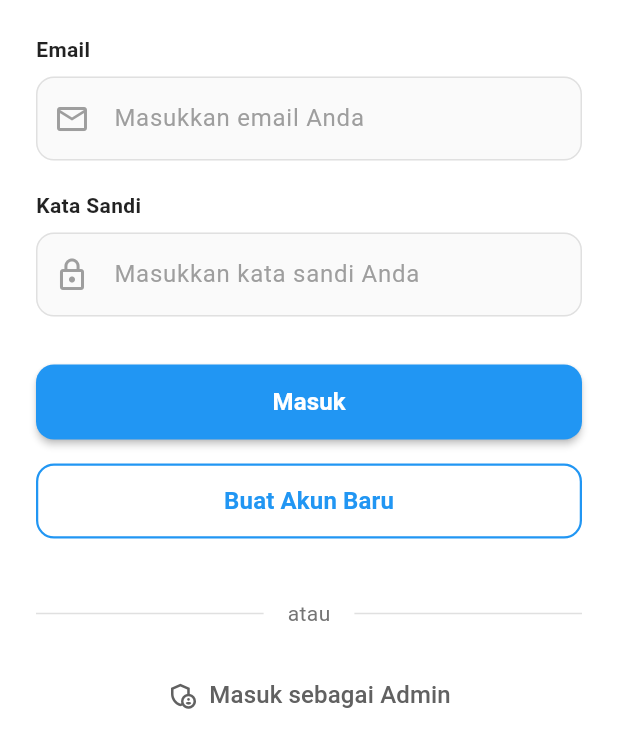
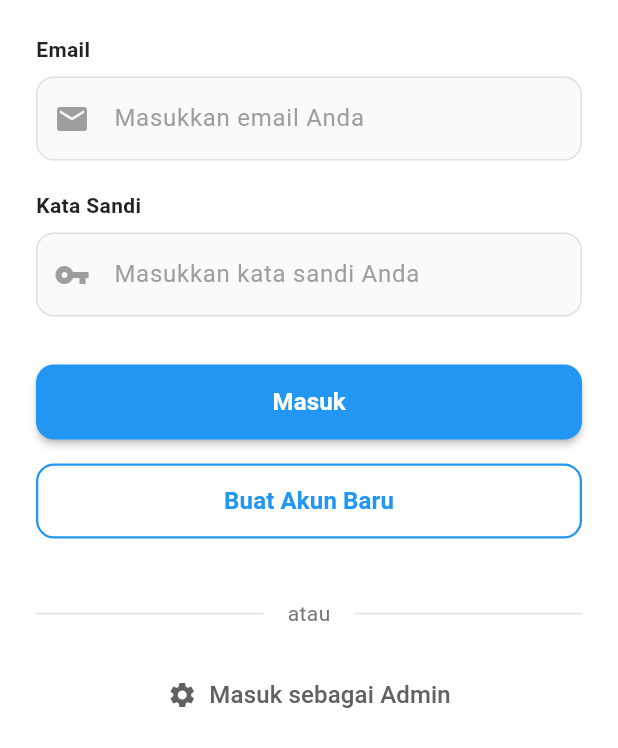
Before and after one commit to alifahfwzy/alianta_gostay, a Flutter app: the screen it shows after launch, after a tap on "Masuk", on a phone screen of 412 x 824 dp. Shown: the part 291-1039 px from the top of the screen. Run offline on Flutter 3.47's test engine with Material 3 defaults, Android fonts, the light colour scheme and no system bars.

Commit message:
perbaikan lagi

```diff
--- a/lib/explore_page.dart
+++ b/lib/explore_page.dart
@@ -97,17 +97,17 @@ class _ExplorePageState extends State<ExplorePage> {
         unselectedItemColor: Colors.grey,
         items: const [
           BottomNavigationBarItem(
-            icon: Icon(Icons.home_outlined),
+            icon: Icon(Icons.home),
             activeIcon: Icon(Icons.home),
             label: 'Beranda',
           ),
           BottomNavigationBarItem(
-            icon: Icon(Icons.search_outlined),
+            icon: Icon(Icons.search),
             activeIcon: Icon(Icons.search),
             label: 'Cari',
           ),
           BottomNavigationBarItem(
-            icon: Icon(Icons.person_outline),
+            icon: Icon(Icons.person),
             activeIcon: Icon(Icons.person),
             label: 'Profil',
           ),
--- a/lib/login_user.dart
+++ b/lib/login_user.dart
@@ -65,10 +65,7 @@ class _LoginUserState extends State<LoginUser> {
                     SizedBox(height: 8),
                     Text(
                       'Masuk ke akun Anda untuk melanjutkan',
-                      style: TextStyle(
-                        fontSize: 16,
-                        color: Colors.grey,
-                      ),
+                      style: TextStyle(fontSize: 16, color: Colors.grey),
                       textAlign: TextAlign.center,
                     ),
                   ],
@@ -98,10 +95,7 @@ class _LoginUserState extends State<LoginUser> {
                       hintStyle: TextStyle(color: Colors.grey[500]),
                       filled: true,
                       fillColor: Colors.grey[50],
-                      prefixIcon: Icon(
-                        Icons.email_outlined,
-                        color: Colors.grey[500],
-                      ),
+                      prefixIcon: Icon(Icons.mail, color: Colors.grey[500]),
                       border: OutlineInputBorder(
                         borderRadius: BorderRadius.circular(12),
                         borderSide: BorderSide(color: Colors.grey[300]!),
@@ -112,7 +106,10 @@ class _LoginUserState extends State<LoginUser> {
                       ),
                       focusedBorder: OutlineInputBorder(
                         borderRadius: BorderRadius.circular(12),
-                        borderSide: const BorderSide(color: Colors.blue, width: 2),
+                        borderSide: const BorderSide(
+                          color: Colors.blue,
+                          width: 2,
+                        ),
                       ),
                       contentPadding: const EdgeInsets.symmetric(
                         horizontal: 16,
@@ -146,10 +143,7 @@ class _LoginUserState extends State<LoginUser> {
                       hintStyle: TextStyle(color: Colors.grey[500]),
                       filled: true,
                       fillColor: Colors.grey[50],
-                      prefixIcon: Icon(
-                        Icons.lock_outline,
-                        color: Colors.grey[500],
-                      ),
+                      prefixIcon: Icon(Icons.vpn_key, color: Colors.grey[500]),
                       border: OutlineInputBorder(
                         borderRadius: BorderRadius.circular(12),
                         borderSide: BorderSide(color: Colors.grey[300]!),
@@ -160,7 +154,10 @@ class _LoginUserState extends State<LoginUser> {
                       ),
                       focusedBorder: OutlineInputBorder(
                         borderRadius: BorderRadius.circular(12),
-                        borderSide: const BorderSide(color: Colors.blue, width: 2),
+                        borderSide: const BorderSide(
+                          color: Colors.blue,
+                          width: 2,
+                        ),
                       ),
                       contentPadding: const EdgeInsets.symmetric(
                         horizontal: 16,
@@ -210,10 +207,7 @@ class _LoginUserState extends State<LoginUser> {
                   ),
                   child: const Text(
                     'Masuk',
-                    style: TextStyle(
-                      fontSize: 16,
-                      fontWeight: FontWeight.w600,
-                    ),
+                    style: TextStyle(fontSize: 16, fontWeight: FontWeight.w600),
                   ),
                 ),
               ),
@@ -240,10 +234,7 @@ class _LoginUserState extends State<LoginUser> {
                   ),
                   child: const Text(
                     'Buat Akun Baru',
-                    style: TextStyle(
-                      fontSize: 16,
-                      fontWeight: FontWeight.w600,
-                    ),
+                    style: TextStyle(fontSize: 16, fontWeight: FontWeight.w600),
                   ),
                 ),
               ),
@@ -258,10 +249,7 @@ class _LoginUserState extends State<LoginUser> {
                     padding: const EdgeInsets.symmetric(horizontal: 16),
                     child: Text(
                       'atau',
-                      style: TextStyle(
-                        color: Colors.grey[600],
-                        fontSize: 14,
-                      ),
+                      style: TextStyle(color: Colors.grey[600], fontSize: 14),
                     ),
                   ),
                   Expanded(child: Divider(color: Colors.grey[300])),
@@ -281,11 +269,7 @@ class _LoginUserState extends State<LoginUser> {
                       ),
                     );
                   },
-                  icon: Icon(
-                    Icons.admin_panel_settings_outlined,
-                    color: Colors.grey[700],
-                    size: 20,
-                  ),
+                  icon: Icon(Icons.settings, color: Colors.grey[700], size: 20),
                   label: Text(
                     'Masuk sebagai Admin',
                     style: TextStyle(
```
Also changed, not shown: lib/login_admin.dart (+2 -8 lines).
